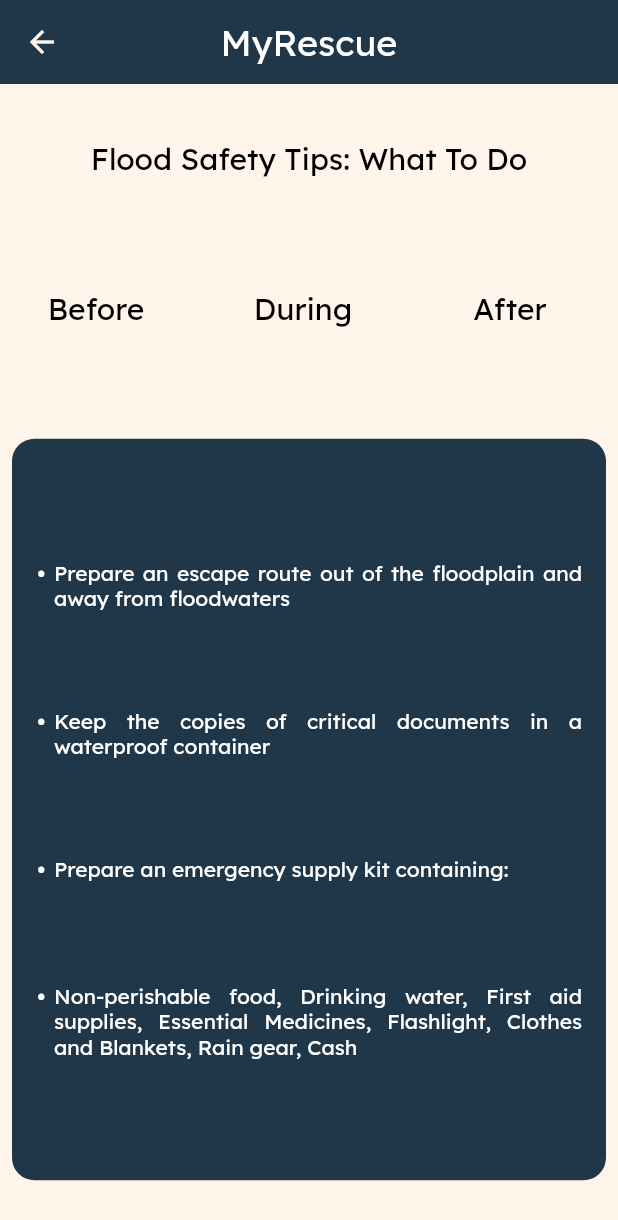
After one commit to Daryl0101/my_rescue, a Flutter app: the SafetyGuidelinesPage screen opened directly, on a phone screen of 412 x 824 dp. The commit adds this screen. Shown: the top 1220 px of the screen. Run offline on Flutter 3.47's test engine with Material 2 defaults, Android fonts, the phone set to English and light mode, and no system bars; our stand-ins replace geolocator, google_maps_flutter.

Commit message:
First commit

```diff
--- a/lib/main.dart
+++ b/lib/main.dart
@@ -1,7 +1,12 @@
 import 'package:flutter/material.dart';
 import 'package:my_rescue/config/themes/theme_config.dart';
 
-import 'modules/screens/homepage.dart';
+import 'package:my_rescue/modules/screens/help-homepage.dart';
+//import 'package:my_rescue/modules/screens/homepage.dart';
+//import 'package:my_rescue/modules/screens/victim-help-page.dart';
+//import 'package:my_rescue/modules/screens/safety-guidelines.dart';
+//import 'package:my_rescue/modules/screens/help-map.dart';
+//import 'package:my_rescue/modules/screens/help-submmited-page.dart';
 
 void main() {
   runApp(const MyApp());
@@ -14,7 +19,7 @@ class MyApp extends StatelessWidget {
   Widget build(BuildContext context) {
     return MaterialApp(
       theme: appThemeData,
-      home: const HomePage(),
+      home: const HelpHomePage(),
       // Disable the debug flag
       debugShowCheckedModeBanner: false,
     );
--- /dev/null
+++ b/lib/modules/screens/safety-guidelines.dart
@@ -0,0 +1,185 @@
+import 'package:flutter/material.dart';
+import 'package:my_rescue/widgets/bullet.dart';
+
+class SafetyGuidelinesPage extends StatefulWidget {
+  const SafetyGuidelinesPage({super.key});
+
+  @override
+  State<SafetyGuidelinesPage> createState() => _SafetyGuidelinesPageState();
+}
+
+class _SafetyGuidelinesPageState extends State<SafetyGuidelinesPage> {
+  bool visible_before = true;
+  bool visible_current = false;
+  bool visible_after = false;
+
+  @override
+  Widget build(BuildContext context) {
+    return Scaffold(
+      appBar: AppBar(
+        title: Text(
+          "MyRescue",
+          style: Theme.of(context).textTheme.titleLarge,
+        ),
+        centerTitle: true,
+      ),
+      body: Container(
+          color: Theme.of(context).backgroundColor,
+          height: MediaQuery.of(context).size.height,
+          width: MediaQuery.of(context).size.width,
+          child: Column(
+            mainAxisAlignment: MainAxisAlignment.spaceEvenly,
+            children: <Widget>[
+              Container(
+                  child: Text("Flood Safety Tips: What To Do",
+                      style: Theme.of(context)
+                          .textTheme
+                          .titleLarge
+                          ?.copyWith(color: Colors.black)
+                          .copyWith(fontSize: 20))),
+              Container(
+                height: 100,
+                child: ListView(
+                  scrollDirection: Axis.horizontal,
+                  children: <Widget>[
+                    Container(
+                      width: MediaQuery.of(context).size.width * 0.33,
+                      child: Center(
+                          child: ListTile(
+                        title: Text("Before",
+                            textAlign: TextAlign.center,
+                            style: Theme.of(context)
+                                .textTheme
+                                .displaySmall
+                                ?.copyWith(color: Colors.black)
+                                .copyWith(fontSize: 20)),
+                        onTap: () => {
+                          setState(() {
+                            visible_before = true;
+                            visible_current = false;
+                            visible_after = false;
+                          })
+                        },
+                      )),
+                    ),
+                    Container(
+                      width: MediaQuery.of(context).size.width * 0.34,
+                      child: Center(
+                          child: ListTile(
+                        title: Text("During",
+                            textAlign: TextAlign.center,
+                            style: Theme.of(context)
+                                .textTheme
+                                .displaySmall
+                                ?.copyWith(color: Colors.black)
+                                .copyWith(fontSize: 20)),
+                        onTap: () => {
+                          setState(() {
+                            visible_before = false;
+                            visible_current = true;
+                            visible_after = false;
+                          })
+                        },
+                      )),
+                    ),
+                    Container(
+                      width: MediaQuery.of(context).size.width * 0.33,
+                      child: Center(
+                          child: ListTile(
+                        title: Text("After",
+                            textAlign: TextAlign.center,
+                            style: Theme.of(context)
+                                .textTheme
+                                .displaySmall
+                                ?.copyWith(color: Colors.black)
+                                .copyWith(fontSize: 20)),
+                        onTap: () => {
+                          setState(() {
+                            visible_before = false;
+                            visible_current = false;
+                            visible_after = true;
+                          })
+                        },
+                      )),
+                    ),
+                  ],
+                ),
+              ),
+              Stack(
+                children: [
+                  Visibility(
+                      maintainSize: true,
+                      maintainAnimation: true,
+                      maintainState: true,
+                      visible: visible_before,
+                      child: Container(
+                          margin: const EdgeInsets.symmetric(horizontal: 8.0),
+                          decoration: BoxDecoration(
+                            borderRadius:
+                                const BorderRadius.all(Radius.circular(15)),
+                            color: Theme.of(context).colorScheme.primary,
+                          ),
+                          height: MediaQuery.of(context).size.height * 0.6,
+                          alignment: Alignment.center,
+                          child: BulletList([
+                            'Prepare an escape route out of the floodplain and away from floodwaters',
+                            'Keep the copies of critical documents in a waterproof container',
+                            'Prepare an emergency supply kit containing:',
+                            'Non-perishable food, Drinking water, First aid supplies, Essential Medicines, Flashlight, Clothes and Blankets, Rain gear, Cash'
+                          ]))),
+                  Visibility(
+                      maintainSize: true,
+                      maintainAnimation: true,
+                      maintainState: true,
+                      visible: visible_current,
+                      child: Container(
+                          margin: const EdgeInsets.symmetric(horizontal: 8.0),
+                          decoration: BoxDecoration(
+                            borderRadius:
+                                const BorderRadius.all(Radius.circular(15)),
+                            color: Theme.of(context).colorScheme.primary,
+                          ),
+                          height: MediaQuery.of(context).size.height * 0.6,
+                          alignment: Alignment.center,
+                          child: BulletList([
+                            'Evacuate immediately if told to do so',
+                            'Move immediately to higher ground or stay on high ground',
+                            'Follow recommended evacuation routes/plans',
+                            'Continue to check the media for emergency information',
+                            'Stay away from power lines and electrical wires',
+                            'Do not walk through flowing water. Use a pole or stick to aid your movements in the water.',
+                            'Do not drive through flooded area or around road with barriers',
+                            'If your vehicle is trapped in rapidly moving water, try to stay in your vehicle. If water is uprising rapidly, seek refuge on the car roof.',
+                            'Look out for animals especially wild animals that are hostile towards us.'
+                          ]))),
+                  Visibility(
+                      maintainSize: true,
+                      maintainAnimation: true,
+                      maintainState: true,
+                      visible: visible_after,
+                      child: Container(
+                          margin: const EdgeInsets.symmetric(horizontal: 8.0),
+                          decoration: BoxDecoration(
+                            borderRadius:
+                                const BorderRadius.all(Radius.circular(15)),
+                            color: Theme.of(context).colorScheme.primary,
+                          ),
+                          height: MediaQuery.of(context).size.height * 0.6,
+                          alignment: Alignment.center,
+                          child: BulletList([
+                            'Do not return home and follow instructions from the public safety officials',
+                            'Listen to the latest announcements from the radio and TV',
+                            'Inspect electric circuits, gas and water sources before turning them back on or consuming it',
+                            'Inspect septic tank',
+                            'Remove all flood affected foods and beverages',
+                            'Remove wet and soggy items and dry them throughly',
+                            'Clean and disinfect everything submerged in floodwater',
+                            'Make a detailed list of all damaged or lost properties with photos to file a flood claim from insurance company'
+                          ]))),
+                ],
+              )
+            ],
+          )),
+    );
+  }
+}
--- /dev/null
+++ b/lib/widgets/bullet.dart
@@ -0,0 +1,51 @@
+import 'package:flutter/material.dart';
+
+class BulletList extends StatelessWidget {
+  final List<String> strings;
+
+  BulletList(this.strings);
+
+  @override
+  Widget build(BuildContext context) {
+    return Container(
+      alignment: Alignment.centerLeft,
+      padding: EdgeInsets.fromLTRB(16, 16, 16, 16),
+      child: Column(
+        mainAxisAlignment: MainAxisAlignment.spaceEvenly,
+        crossAxisAlignment: CrossAxisAlignment.start,
+        children: strings.map((str) {
+          return Row(
+            crossAxisAlignment: CrossAxisAlignment.start,
+            children: [
+              Text(
+                '\u2022',
+                style: TextStyle(
+                  fontSize: 20,
+                  height: 1,
+                  color: Color.fromARGB(255, 255, 255, 255).withOpacity(1),
+                ),
+              ),
+              SizedBox(
+                width: 5,
+              ),
+              Expanded(
+                child: Container(
+                  child: Text(
+                    str,
+                    textAlign: TextAlign.justify,
+                    softWrap: true,
+                    style: Theme.of(context)
+                        .textTheme
+                        .displaySmall
+                        ?.copyWith(color: Color.fromARGB(255, 255, 255, 255))
+                        .copyWith(fontSize: 14),
+                  ),
+                ),
+              ),
+            ],
+          );
+        }).toList(),
+      ),
+    );
+  }
+}
--- a/lib/widgets/text_button.dart
+++ b/lib/widgets/text_button.dart
@@ -67,7 +67,7 @@ class CustomTextButton extends StatelessWidget {
             Material(
               type: MaterialType.transparency,
               child: InkWell(
-                onTap: () => buttonFunction,
+                onTap: buttonFunction,
                 borderRadius: BorderRadius.circular(20),
                 splashColor: buttonSplashColor,
               ),
--- a/pubspec.yaml
+++ b/pubspec.yaml
@@ -40,7 +40,8 @@ dependencies:
   google_fonts: ^3.0.1
   flutter_bloc: ^8.1.1
   equatable: ^2.0.5
-  firebase_core: ^2.4.1
+  google_maps_flutter: ^2.2.2
+  geolocator: ^9.0.2
 
 dev_dependencies:
   flutter_test:
```
Also changed, not shown: lib/modules/screens/help-homepage.dart (added, +67 -0 lines), lib/modules/screens/help-map.dart (added, +136 -0 lines), lib/modules/screens/help-submmited-page.dart (added, +83 -0 lines), lib/modules/screens/victim-help-page.dart (added, +139 -0 lines), pubspec.lock, 5 other files.
